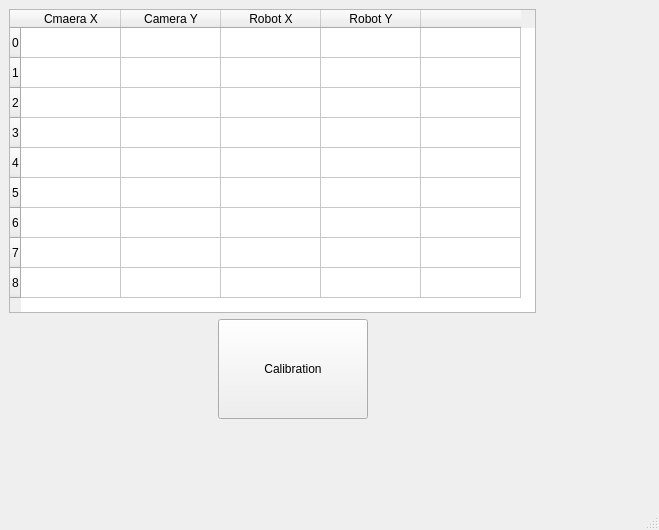
hoshianaaa/calibration_panel, file mainwindow.ui: the form before one commit.
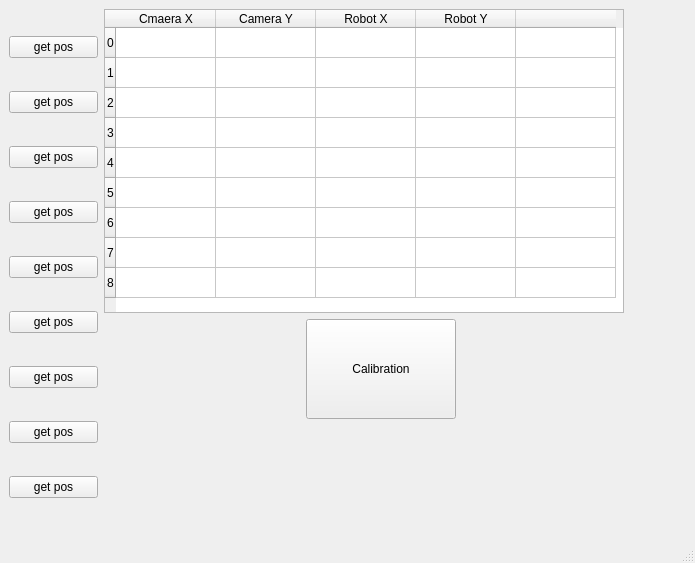
The form after the commit.

Commit message: OK get pose button

What changed in the file:
```diff
--- a/mainwindow.ui
+++ b/mainwindow.ui
@@ -6,17 +6,136 @@
    <rect>
     <x>0</x>
     <y>0</y>
-    <width>659</width>
-    <height>530</height>
+    <width>695</width>
+    <height>563</height>
    </rect>
   </property>
   <property name="windowTitle">
    <string>MainWindow</string>
   </property>
   <widget class="QWidget" name="centralwidget">
-   <layout class="QHBoxLayout" name="horizontalLayout_4">
-    <item>
      <layout class="QHBoxLayout" name="horizontalLayout_3">
+    <item>
+     <layout class="QVBoxLayout" name="verticalLayout_3">
+      <item>
+       <widget class="QPushButton" name="btn1">
+        <property name="minimumSize">
+         <size>
+          <width>89</width>
+          <height>0</height>
+         </size>
+        </property>
+        <property name="text">
+         <string>get pos</string>
+        </property>
+       </widget>
+      </item>
+      <item>
+       <widget class="QPushButton" name="btn2">
+        <property name="minimumSize">
+         <size>
+          <width>89</width>
+          <height>0</height>
+         </size>
+        </property>
+        <property name="text">
+         <string>get pos</string>
+        </property>
+       </widget>
+      </item>
+      <item>
+       <widget class="QPushButton" name="btn3">
+        <property name="minimumSize">
+         <size>
+          <width>89</width>
+          <height>0</height>
+         </size>
+        </property>
+        <property name="text">
+         <string>get pos</string>
+        </property>
+       </widget>
+      </item>
+      <item>
+       <widget class="QPushButton" name="btn4">
+        <property name="minimumSize">
+         <size>
+          <width>89</width>
+          <height>0</height>
+         </size>
+        </property>
+        <property name="text">
+         <string>get pos</string>
+        </property>
+       </widget>
+      </item>
+      <item>
+       <widget class="QPushButton" name="btn5">
+        <property name="minimumSize">
+         <size>
+          <width>89</width>
+          <height>0</height>
+         </size>
+        </property>
+        <property name="text">
+         <string>get pos</string>
+        </property>
+       </widget>
+      </item>
+      <item>
+       <widget class="QPushButton" name="btn6">
+        <property name="minimumSize">
+         <size>
+          <width>89</width>
+          <height>0</height>
+         </size>
+        </property>
+        <property name="text">
+         <string>get pos</string>
+        </property>
+       </widget>
+      </item>
+      <item>
+       <widget class="QPushButton" name="btn7">
+        <property name="minimumSize">
+         <size>
+          <width>89</width>
+          <height>0</height>
+         </size>
+        </property>
+        <property name="text">
+         <string>get pos</string>
+        </property>
+       </widget>
+      </item>
+      <item>
+       <widget class="QPushButton" name="btn8">
+        <property name="minimumSize">
+         <size>
+          <width>89</width>
+          <height>0</height>
+         </size>
+        </property>
+        <property name="text">
+         <string>get pos</string>
+        </property>
+       </widget>
+      </item>
+      <item>
+       <widget class="QPushButton" name="btn9">
+        <property name="minimumSize">
+         <size>
+          <width>89</width>
+          <height>0</height>
+         </size>
+        </property>
+        <property name="text">
+         <string>get pos</string>
+        </property>
+       </widget>
+      </item>
+     </layout>
+    </item>
       <item>
        <layout class="QVBoxLayout" name="verticalLayout">
         <item>
@@ -210,8 +329,6 @@
        </spacer>
       </item>
      </layout>
-    </item>
-   </layout>
   </widget>
   <widget class="QMenuBar" name="menubar">
    <property name="geometry">
```
Left out of the diff: 2 changed lines with no effect on the pictures. Lines whose indentation alone changed are shown as unchanged. The commit also changes 2 other files.
